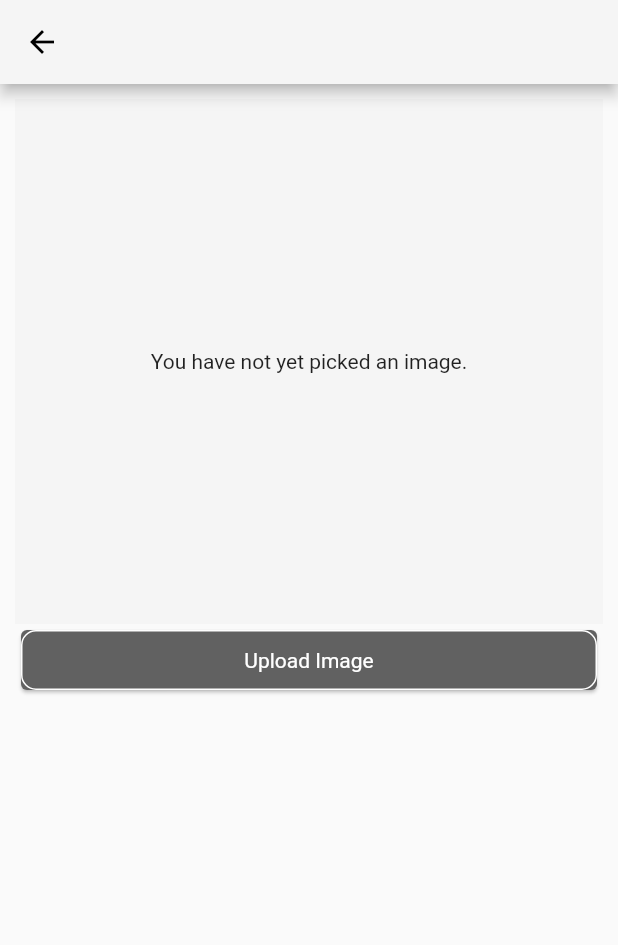
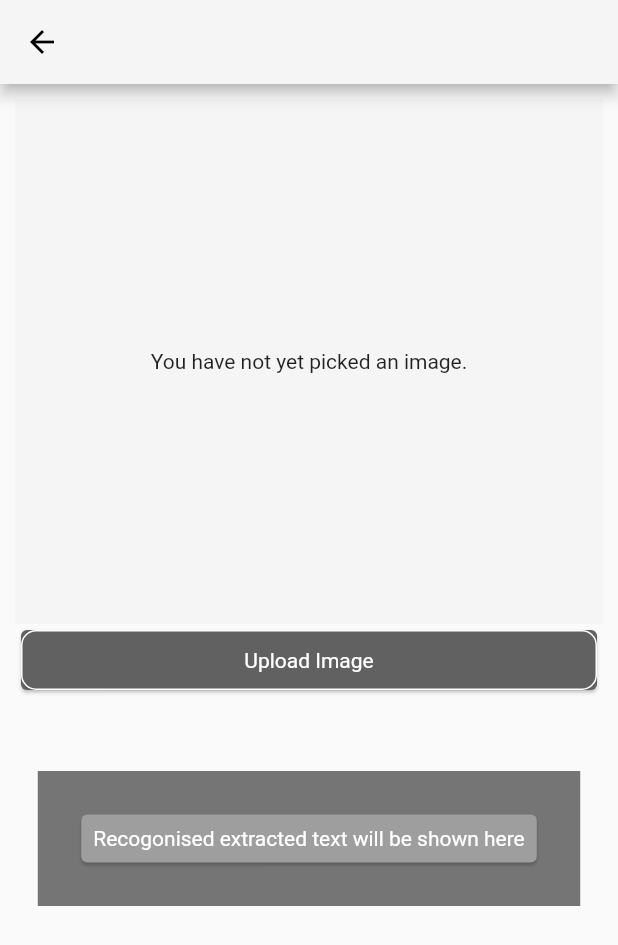
Before and after one commit to KiranThomasCherian/OCR_Application, a Flutter app: the UploadPage screen opened by its route, after a tap on "Upload Image", on a phone screen of 412 x 824 dp. Shown: the top 945 px of the screen. Run offline on Flutter 3.47's test engine with Material 2 defaults, Android fonts, the light colour scheme and no system bars; our stand-ins replace image_picker; missing offline and left inert: flutter_tesseract_ocr.

Commit message:
upload -android version working

```diff
--- /dev/null
+++ b/assets/tessdata_config.json
@@ -0,0 +1,5 @@
+{
+    "files": [
+      "eng.traineddata"
+    ]
+  }
--- a/lib/pages/upload.dart
+++ b/lib/pages/upload.dart
@@ -3,6 +3,7 @@ import 'dart:io';
 import 'package:flutter/foundation.dart';
 import 'package:flutter/material.dart';
 import 'package:image_picker/image_picker.dart';
+import 'package:flutter_tesseract_ocr/flutter_tesseract_ocr.dart';
 
 class UploadPage extends StatefulWidget {
   const UploadPage({Key? key}) : super(key: key);
@@ -14,14 +15,26 @@ class UploadPage extends StatefulWidget {
 class _UploadPageState extends State<UploadPage> {
   PickedFile? _imageFile;
   dynamic? _pickerror;
+  String? extracted = 'Recognised Extracted Text Will Appear Here';
   final picker = ImagePicker();
   _imgFromGallery() async {
     try {
       final image =
           await picker.getImage(source: ImageSource.gallery, imageQuality: 50);
+      if (image != null) {
+        extracted = await FlutterTesseractOcr.extractText(image.path);
+      } else
+        extracted = "Recogonised extracted text will be shown here";
+      print(extracted);
+
       setState(() {
         if (image != null) {
           _imageFile = image;
+
+          // if (_imageFile != null) {
+          //   print(extracted);
+          // } else
+          //   extracted = "Recogonised extracted text will be shown here";
         }
       });
     } catch (e) {
@@ -57,6 +70,14 @@ class _UploadPageState extends State<UploadPage> {
       );
     }
   }
+
+  // gettext() async {
+  //   // setState(() async {
+  //   if (_imageFile != null) {
+  //     extracted = await FlutterTesseractOcr.extractText(_imageFile!.path);
+  //   } else
+  //     extracted = "Recogonised extracted text will be shown here";
+  // }
 
   @override
   Widget build(BuildContext context) {
@@ -107,6 +128,25 @@ class _UploadPageState extends State<UploadPage> {
                     ),
                   ),
                 ),
+                SizedBox(
+                  height: 50,
+                ),
+                Container(
+                  color: Colors.grey.shade600,
+                  child: Padding(
+                    padding: const EdgeInsets.all(25.0),
+                    child: Card(
+                      color: Colors.grey.shade500,
+                      child: Padding(
+                        padding: const EdgeInsets.all(8.0),
+                        child: Text(
+                          extracted.toString(),
+                          style: TextStyle(color: Colors.white),
+                        ),
+                      ),
+                    ),
+                  ),
+                )
               ],
             ),
           ),
--- a/pubspec.yaml
+++ b/pubspec.yaml
@@ -29,6 +29,7 @@ dependencies:
   # Use with the CupertinoIcons class for iOS style icons.
   cupertino_icons: ^1.0.2
   image_picker: ^0.7.0-nullsafety
+  flutter_tesseract_ocr: ^0.3.7
 
 dev_dependencies:
   flutter_test:
@@ -48,7 +49,9 @@ flutter:
   # To add assets to your application, add an assets section, like this:
   assets:
     - assets/images/
-  #   - images/a_dot_ham.jpeg
+    - assets/tessdata/
+    - assets/
+
 
   # An image asset can refer to one or more resolution-specific "variants", see
   # https://flutter.dev/assets-and-images/#resolution-aware.
```
Also changed, not shown: pubspec.lock, 2 other files.
